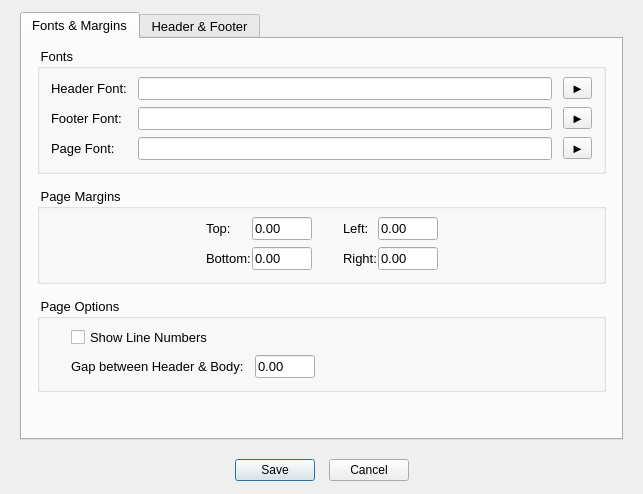
Before: the Qt Designer form forms/dialog_print_opt.ui in copperspice/diamond, drawn with Qt 5.
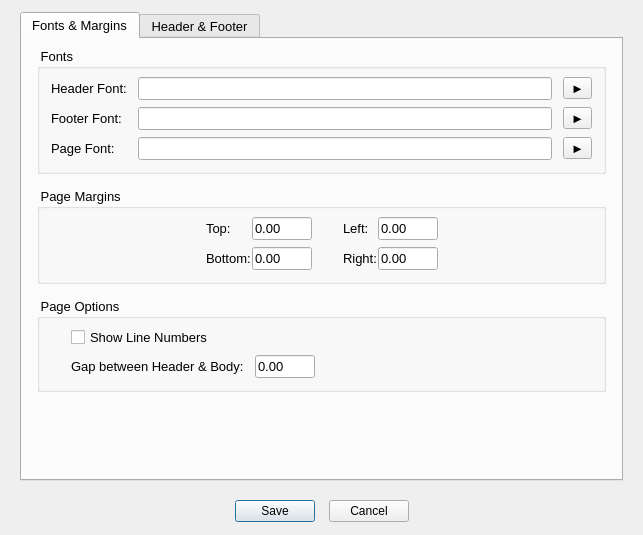
After: the same form once the commit is applied.

```diff
--- a/forms/dialog_print_opt.ui
+++ b/forms/dialog_print_opt.ui
@@ -7,7 +7,7 @@
     <x>0</x>
     <y>0</y>
     <width>643</width>
-    <height>493</height>
+    <height>535</height>
    </rect>
   </property>
   <property name="windowTitle">
```
Left out of the diff: 518 changed lines with no effect on the pictures.
